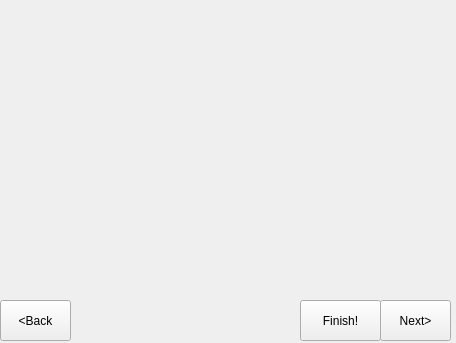
Qt form playground/gsoc/PaW/src/gui/widgetMain.ui (pars-linux/uludag) before a commit.
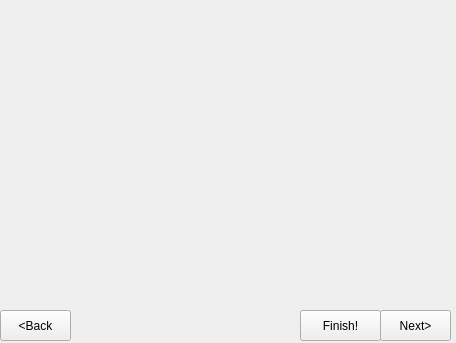
The same form after that commit.

```diff
--- a/playground/gsoc/PaW/src/gui/widgetMain.ui
+++ b/playground/gsoc/PaW/src/gui/widgetMain.ui
@@ -36,9 +36,9 @@
    <property name="geometry">
     <rect>
      <x>0</x>
-     <y>300</y>
+     <y>310</y>
      <width>71</width>
-     <height>41</height>
+     <height>31</height>
     </rect>
    </property>
    <property name="text">
@@ -49,9 +49,9 @@
    <property name="geometry">
     <rect>
      <x>380</x>
-     <y>300</y>
+     <y>310</y>
      <width>71</width>
-     <height>41</height>
+     <height>31</height>
     </rect>
    </property>
    <property name="text">
@@ -62,9 +62,9 @@
    <property name="geometry">
     <rect>
      <x>300</x>
-     <y>300</y>
+     <y>310</y>
      <width>81</width>
-     <height>41</height>
+     <height>31</height>
     </rect>
    </property>
    <property name="text">
```
Left out of the diff: 22 changed lines with no effect on the pictures.
